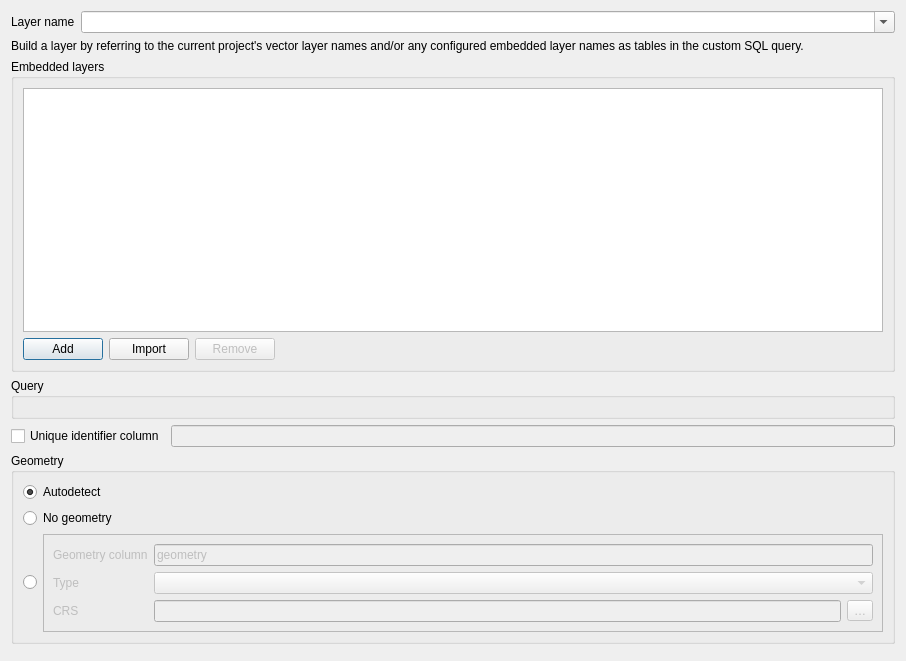
Old version of the form src/providers/virtual/qgsvirtuallayersourceselectbase.ui in the repository qgis/QGIS.
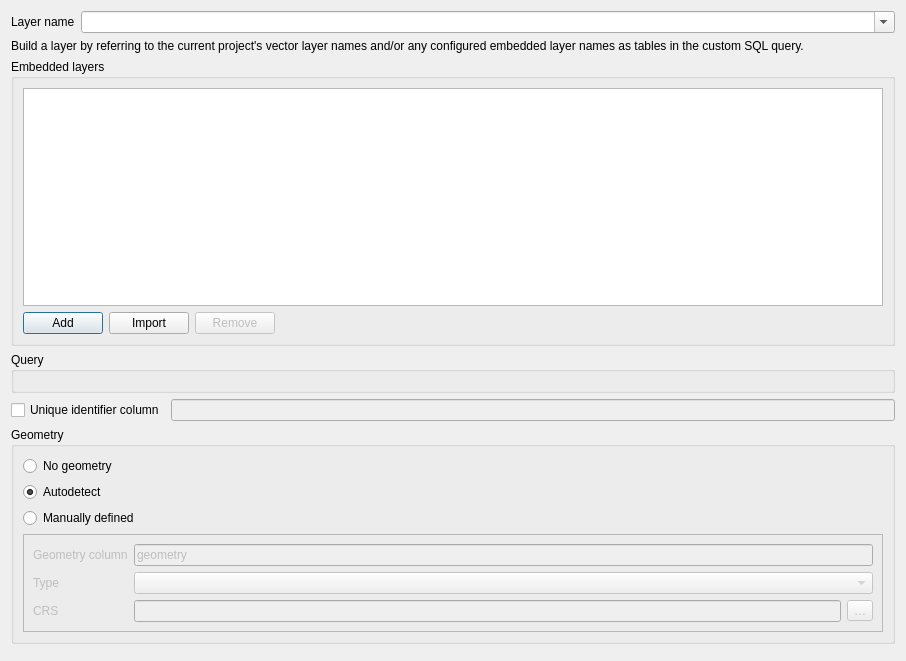
New version of the form. Custom widgets are drawn as their Qt base class.

Commit message: [ui] Small tweaks to the virtual layer creation dialog's geometry group box - Re-order the options so no geometry is on top - Avoid using label-less radio box

What changed in the file:
```diff
--- a/src/providers/virtual/qgsvirtuallayersourceselectbase.ui
+++ b/src/providers/virtual/qgsvirtuallayersourceselectbase.ui
@@ -188,6 +188,13 @@
       <bool>true</bool>
      </property>
      <layout class="QVBoxLayout" name="verticalLayout_3">
+      <item>
+       <widget class="QRadioButton" name="mNoGeometryRadio">
+        <property name="text">
+         <string>No geometry</string>
+        </property>
+       </widget>
+      </item>
       <item>
        <widget class="QRadioButton" name="mAutodetectGeometryRadio">
         <property name="text">
@@ -199,18 +206,9 @@
        </widget>
       </item>
       <item>
-       <widget class="QRadioButton" name="mNoGeometryRadio">
-        <property name="text">
-         <string>No geometry</string>
-        </property>
-       </widget>
-      </item>
-      <item>
-       <layout class="QHBoxLayout" name="horizontalLayout_3">
-        <item>
          <widget class="QRadioButton" name="mGeometryRadio">
           <property name="text">
-           <string/>
+          <string>Manually defined</string>
           </property>
          </widget>
         </item>
@@ -277,8 +275,6 @@
            </item>
           </layout>
          </widget>
-        </item>
-       </layout>
       </item>
      </layout>
     </widget>
```
Lines whose indentation alone changed are shown as unchanged.
